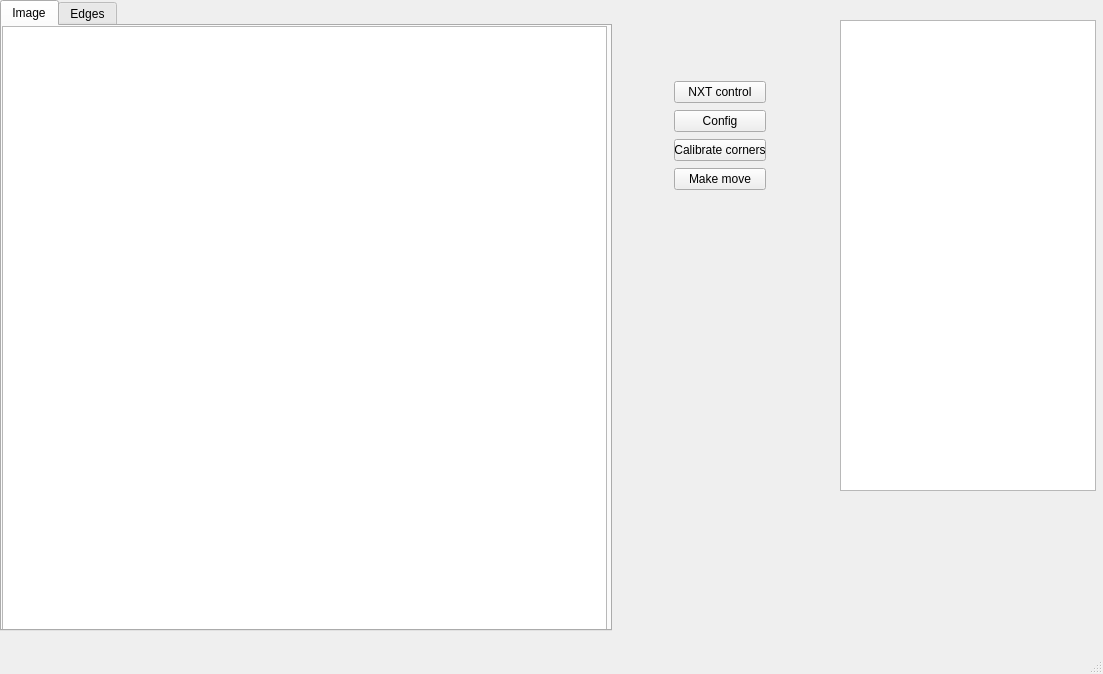
This is FrontEnd/mainWindowUI.ui in ggajoch/Draughts as Qt 5 draws it before an edit. The edited form follows.
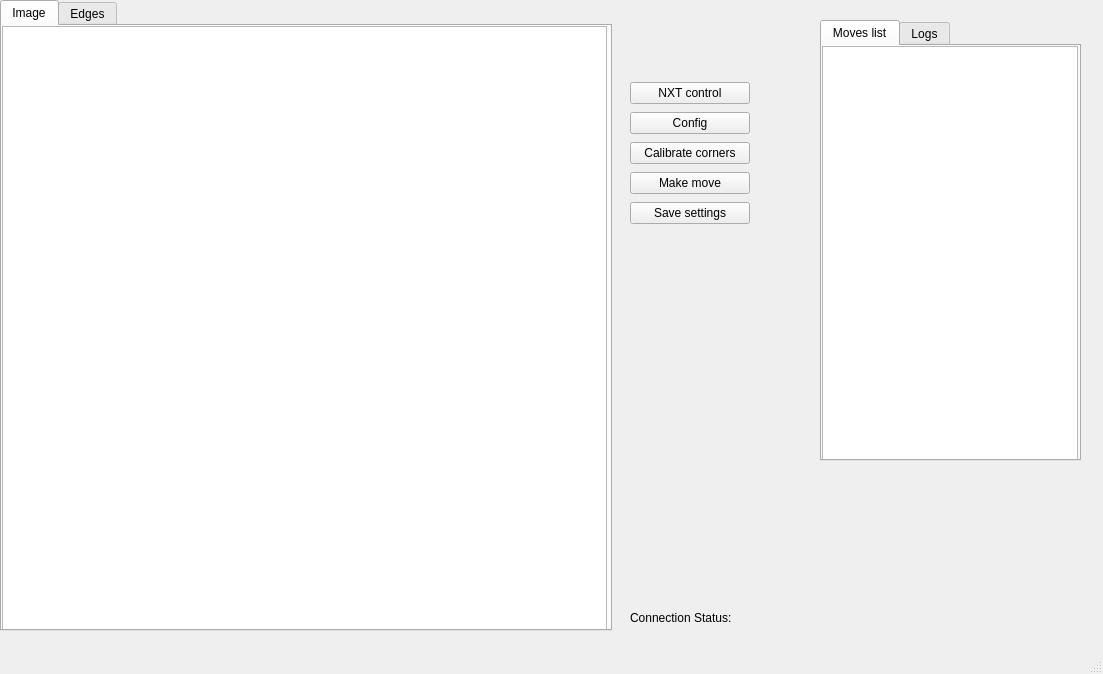
This is the edited form.

Commit message:
Added rotating of board, improvements of config module (now you have to save settings to disk).
	modified:   MainApp/conf.py

Patch:
```diff
--- a/FrontEnd/mainWindowUI.ui
+++ b/FrontEnd/mainWindowUI.ui
@@ -14,23 +14,13 @@
    <string>Draughts player</string>
   </property>
   <widget class="QWidget" name="centralwidget">
-   <widget class="QTextBrowser" name="movesList">
-    <property name="geometry">
-     <rect>
-      <x>840</x>
-      <y>20</y>
-      <width>256</width>
-      <height>471</height>
-     </rect>
-    </property>
-   </widget>
    <widget class="QWidget" name="layoutWidget">
     <property name="geometry">
      <rect>
-      <x>674</x>
+      <x>630</x>
       <y>80</y>
-      <width>92</width>
-      <height>112</height>
+      <width>120</width>
+      <height>146</height>
      </rect>
     </property>
     <layout class="QGridLayout" name="gridLayout">
@@ -62,6 +52,13 @@
        </property>
       </widget>
      </item>
+     <item row="4" column="0">
+      <widget class="QPushButton" name="saveSettingsButton">
+       <property name="text">
+        <string>Save settings</string>
+       </property>
+      </widget>
+     </item>
     </layout>
    </widget>
    <widget class="QTabWidget" name="tabWidget">
@@ -110,22 +107,62 @@
    <widget class="QLabel" name="text">
     <property name="geometry">
      <rect>
-      <x>660</x>
-      <y>530</y>
-      <width>381</width>
-      <height>71</height>
+      <x>630</x>
+      <y>610</y>
+      <width>131</width>
+      <height>16</height>
      </rect>
     </property>
-    <property name="font">
-     <font>
-      <family>Comic Sans MS</family>
-      <pointsize>36</pointsize>
-     </font>
-    </property>
     <property name="text">
-     <string/>
+     <string>Connection Status:</string>
     </property>
    </widget>
+   <widget class="QTabWidget" name="tabWidget_2">
+    <property name="geometry">
+     <rect>
+      <x>820</x>
+      <y>20</y>
+      <width>261</width>
+      <height>441</height>
+     </rect>
+    </property>
+    <property name="autoFillBackground">
+     <bool>true</bool>
+    </property>
+    <property name="currentIndex">
+     <number>0</number>
+    </property>
+    <widget class="QWidget" name="tab">
+     <attribute name="title">
+      <string>Moves list</string>
+     </attribute>
+     <widget class="QTextBrowser" name="movesListTextBrowser">
+      <property name="geometry">
+       <rect>
+        <x>0</x>
+        <y>0</y>
+        <width>256</width>
+        <height>421</height>
+       </rect>
+      </property>
+     </widget>
+    </widget>
+    <widget class="QWidget" name="tab_3">
+     <attribute name="title">
+      <string>Logs</string>
+     </attribute>
+     <widget class="QTextBrowser" name="logsTextBrowser">
+      <property name="geometry">
+       <rect>
+        <x>0</x>
+        <y>0</y>
+        <width>256</width>
+        <height>421</height>
+       </rect>
+      </property>
+     </widget>
+    </widget>
+   </widget>
   </widget>
   <widget class="QMenuBar" name="menubar">
    <property name="geometry">
```
Left out of the diff: 2 changed lines with no effect on the pictures. The commit also changes 15 other files.
